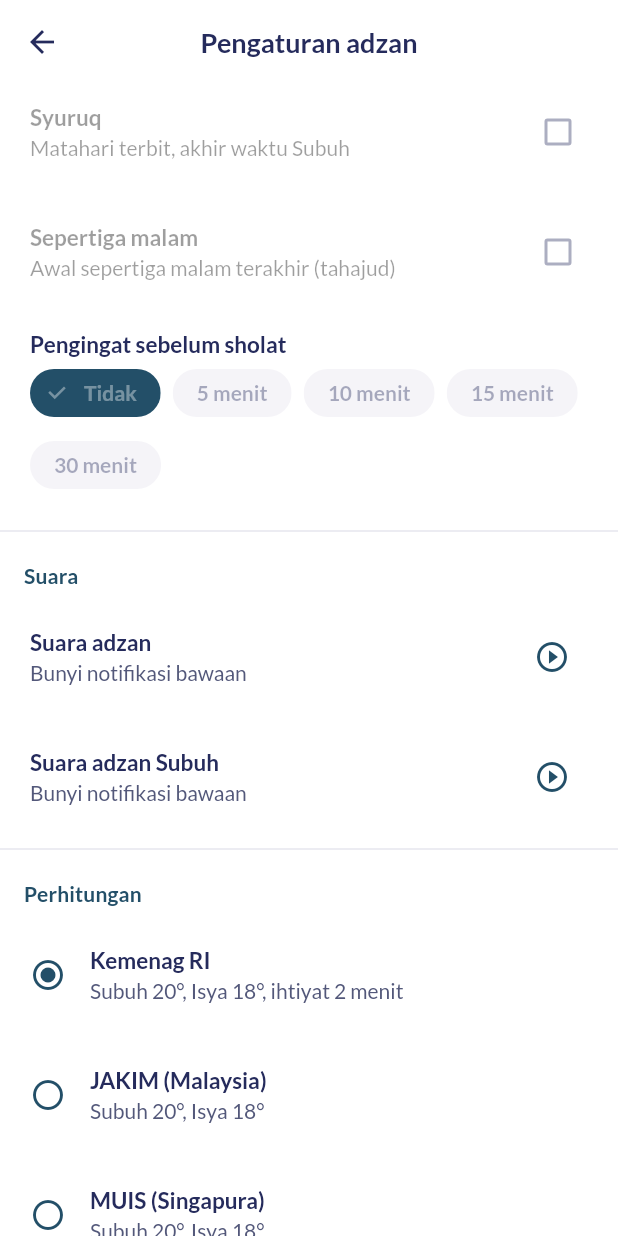
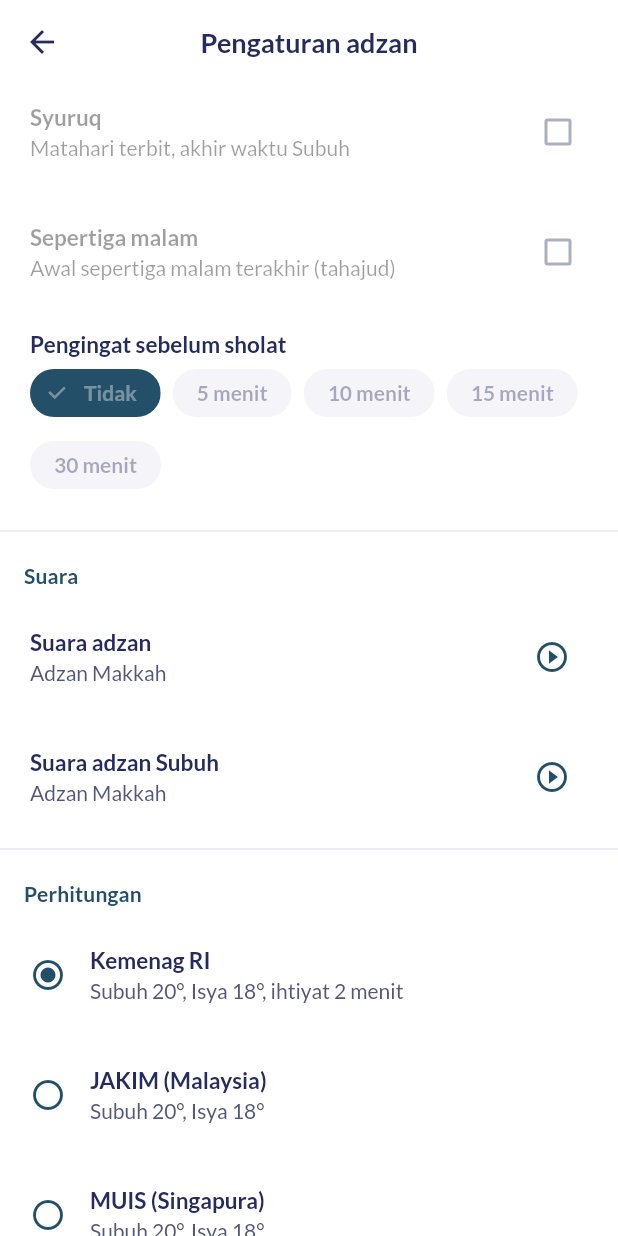
Before and after one commit to mnabiil/estate_app, a Flutter app: the PrayerSettingsScreen screen opened directly, scrolled down 576 dp, on a phone screen of 412 x 824 dp. Run offline on Flutter 3.47's test engine with Material 3 defaults, Android fonts, the phone set to English and light mode, and no system bars; our stand-ins replace cloud_firestore, cloud_functions, file_picker, firebase_auth, firebase_core, firebase_messaging and 7 more; missing offline and left inert: excel; accounts and stored records are empty.

Commit message:
Suara adzan: Makkah, Madinah, Misyari Rasyid
- Android: MP3 mono 64 kbps durasi penuh, volume dinormalkan (loudnorm),
  metadata dibuang; file Madinah aslinya WebM/Opus dikonversi ke MP3
- iOS: potongan 29,5 detik + fade-out (CAF IMA4) sebagai aset, disalin
  otomatis ke Library/Sounds (tanpa ubah proyek Xcode)
- Adzan Makkah jadi suara bawaan pengguna baru

Co-Authored-By: Claude Opus 5.5 <noreply@anthropic.com>
Claude-Session: https://claude.ai/code/session_014X2sYd4tBj6vPuF4bB4Lyn

```diff
--- a/lib/prayer/adzan_sounds.dart
+++ b/lib/prayer/adzan_sounds.dart
@@ -1,13 +1,14 @@
 /// Daftar suara adzan yang bisa dipilih warga.
 ///
-/// Menambah suara (file dari pengelola aplikasi):
-/// 1. Android: salin file ke `android/app/src/main/res/raw/` dengan nama
-///    huruf kecil + garis bawah, mis. `adzan_makkah.mp3`.
-/// 2. iOS: konversi ke `.caf` (maks. 30 detik, batas iOS), mis.
-///    `adzan_makkah.caf`, lalu tambahkan ke target Runner di Xcode.
-/// 3. Daftarkan di [adzanSounds] di bawah, mis.
-///    `AdzanSound('makkah', 'Adzan Makkah', androidRaw: 'adzan_makkah',
-///     iosFile: 'adzan_makkah.caf')`.
+/// Menambah suara:
+/// 1. Android: MP3 di `android/app/src/main/res/raw/adzan_<nama>.mp3`
+///    (huruf kecil + garis bawah; durasi penuh).
+/// 2. iOS: potongan ≤ 30 detik (batas iOS) format CAF di
+///    `assets/adzan/adzan_<nama>.caf` — otomatis disalin ke Library/Sounds.
+///    Contoh konversi:
+///    `ffmpeg -i in.mp3 -t 29.5 -af afade=t=out:st=27.5:d=2 -ac 1 -ar 22050
+///     -c:a adpcm_ima_qt -f caf adzan_<nama>.caf`
+/// 3. Daftarkan di [adzanSounds] di bawah.
 class AdzanSound {
   const AdzanSound(this.id, this.label, {this.androidRaw, this.iosFile});
 
@@ -25,8 +26,17 @@ class AdzanSound {
 
 const defaultAdzanSound = AdzanSound('default', 'Bunyi notifikasi bawaan');
 
-/// Suara yang tersedia. File adzan ditambahkan di sini setelah dikirim.
+/// Suara adzan bawaan untuk pengguna baru.
+const initialAdzanSoundId = 'makkah';
+
+/// Suara yang tersedia.
 const adzanSounds = <AdzanSound>[
+  AdzanSound('makkah', 'Adzan Makkah',
+      androidRaw: 'adzan_makkah', iosFile: 'adzan_makkah.caf'),
+  AdzanSound('madinah', 'Adzan Madinah',
+      androidRaw: 'adzan_madinah', iosFile: 'adzan_madinah.caf'),
+  AdzanSound('misyari', 'Adzan Misyari Rasyid',
+      androidRaw: 'adzan_misyari', iosFile: 'adzan_misyari.caf'),
   defaultAdzanSound,
 ];
 
--- a/pubspec.yaml
+++ b/pubspec.yaml
@@ -26,6 +26,7 @@ dependencies:
   geolocator: ^14.0.2
   sensors_plus: ^7.0.0
   shared_preferences: ^2.5.3
+  path_provider: ^2.1.4
 
 dev_dependencies:
   flutter_test:
@@ -37,6 +38,9 @@ flutter:
 
   assets:
     - assets/images/
+    # Suara adzan untuk notifikasi iOS (potongan ≤ 30 detik, disalin ke
+    # Library/Sounds saat aplikasi dibuka). Android: android/app/src/main/res/raw/.
+    - assets/adzan/
 
   # Font dari Google Fonts (SIL Open Font License, lihat assets/fonts/OFL-*.txt).
   fonts:
```
Also changed, not shown: lib/prayer/prayer_service.dart (+29 -5 lines), 7 other files.
